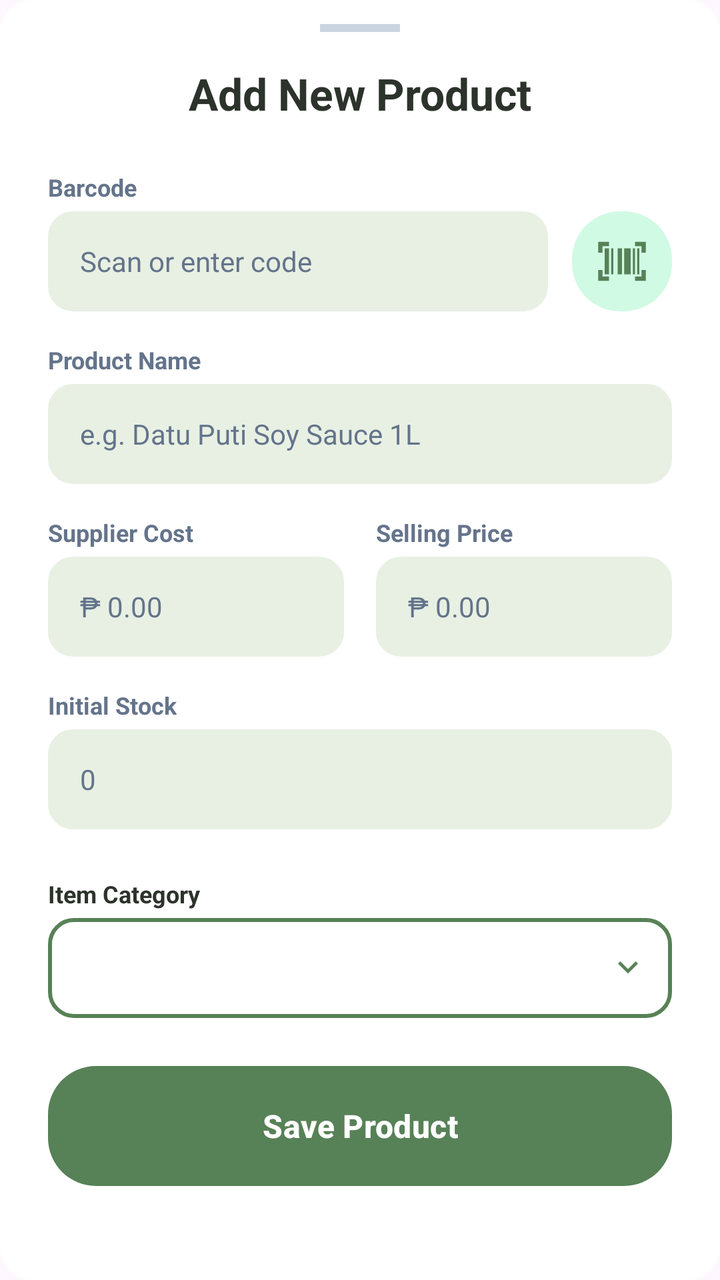
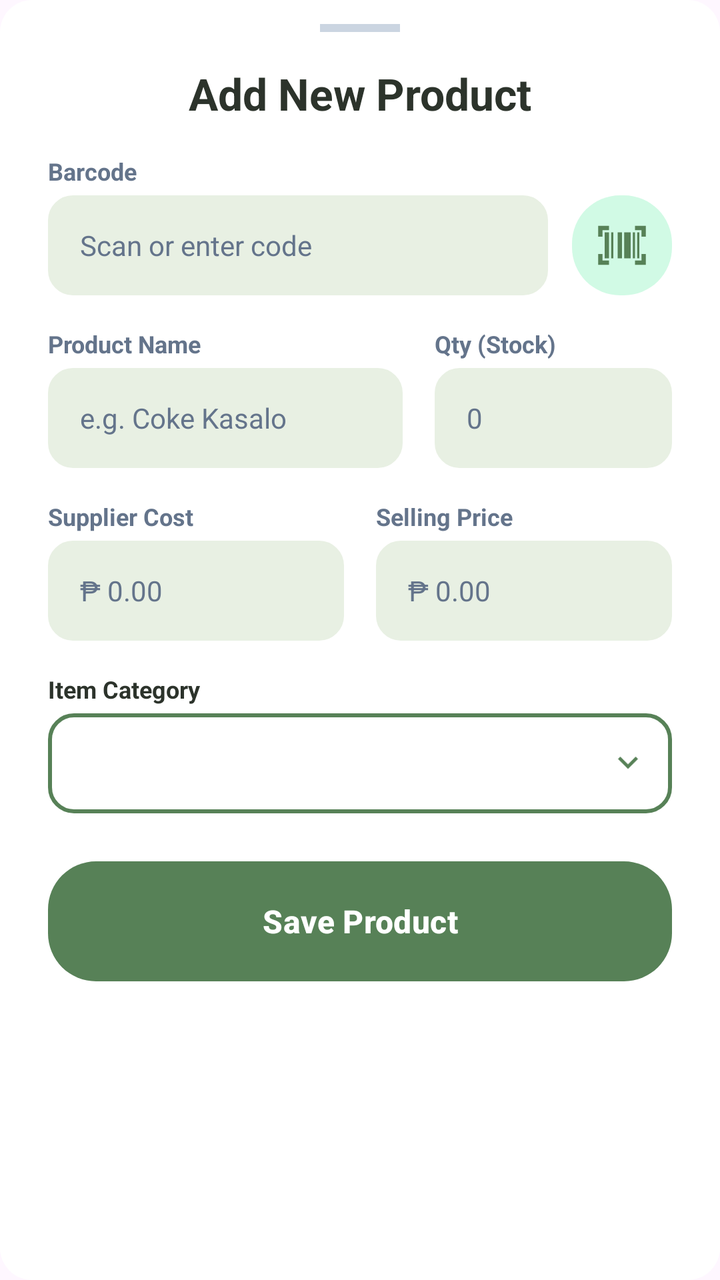

Before-and-after screenshots of an Android layout around one commit, followed by the original layout XML and the change that was made.
<!-- AndroidManifest.xml: application theme Theme.SariSariStoreApp -->
<!-- res/layout/layout_add_product_sheet.xml -->
<?xml version="1.0" encoding="utf-8"?>
<LinearLayout xmlns:android="http://schemas.android.com/apk/res/android"
    xmlns:app="http://schemas.android.com/apk/res-auto"
    android:layout_width="match_parent"
    android:layout_height="wrap_content"
    android:background="@drawable/bg_card_rounded"
    android:orientation="vertical"
    android:paddingTop="12dp">

    <View
        android:layout_width="40dp"
        android:layout_height="4dp"
        android:layout_gravity="center_horizontal"
        android:background="#CBD5E1"
        android:layout_marginBottom="16dp" />

    <TextView
        android:layout_width="match_parent"
        android:layout_height="wrap_content"
        android:text="Add New Product"
        android:textAlignment="center"
        android:textColor="@color/kanto_text_head"
        android:textSize="22sp"
        android:textStyle="bold"
        android:layout_marginBottom="24dp" />

    <LinearLayout
        android:layout_width="match_parent"
        android:layout_height="wrap_content"
        android:orientation="horizontal"
        android:paddingHorizontal="24dp"
        android:layout_marginBottom="16dp">

        <LinearLayout
            android:layout_width="0dp"
            android:layout_height="wrap_content"
            android:layout_weight="1"
            android:orientation="vertical"
            android:layout_marginEnd="12dp">
            <TextView android:layout_width="wrap_content" android:layout_height="wrap_content" android:text="Barcode" android:textColor="#64748B" android:textSize="12sp" android:textStyle="bold" android:layout_marginBottom="4dp" />

            <EditText android:id="@+id/etSheetBarcode" android:layout_width="match_parent" android:layout_height="50dp" android:background="@drawable/bg_rounded_input" android:backgroundTint="#E8F0E3" android:paddingHorizontal="16dp" android:hint="Scan or enter code" android:textSize="14sp" android:textColor="@color/kanto_text_head"

                android:textColorHint="#64748B"/>

        </LinearLayout>

        <ImageView
            android:id="@+id/btnSheetScan"
            android:layout_width="50dp"
            android:layout_height="50dp"
            android:layout_gravity="bottom"
            android:background="@drawable/bg_rounded_button"
            android:backgroundTint="#D1FAE5"
            android:src="@drawable/ic_barcodescanner"
            android:padding="12dp"
            app:tint="@color/kanto_primary" />
    </LinearLayout>

    <LinearLayout android:layout_width="match_parent" android:layout_height="wrap_content" android:orientation="vertical" android:paddingHorizontal="24dp" android:layout_marginBottom="16dp">
        <TextView android:layout_width="wrap_content" android:layout_height="wrap_content" android:text="Product Name" android:textColor="#64748B" android:textSize="12sp" android:textStyle="bold" android:layout_marginBottom="4dp"/>
        <EditText android:id="@+id/etSheetName" android:layout_width="match_parent" android:layout_height="50dp" android:background="@drawable/bg_rounded_input" android:backgroundTint="#E8F0E3" android:paddingHorizontal="16dp" android:hint="e.g. Datu Puti Soy Sauce 1L" android:inputType="textCapWords" android:textSize="14sp" android:textColor="@color/kanto_text_head"

            android:textColorHint="#64748B"/>
    </LinearLayout>

    <LinearLayout android:layout_width="match_parent" android:layout_height="wrap_content" android:orientation="horizontal" android:paddingHorizontal="24dp" android:layout_marginBottom="16dp">
        <LinearLayout android:layout_width="0dp" android:layout_height="wrap_content" android:layout_weight="1" android:orientation="vertical" android:layout_marginEnd="8dp">
            <TextView android:layout_width="wrap_content" android:layout_height="wrap_content" android:text="Supplier Cost" android:textColor="#64748B" android:textSize="12sp" android:textStyle="bold" android:layout_marginBottom="4dp"/>
            <EditText android:id="@+id/etSheetCost" android:layout_width="match_parent" android:layout_height="50dp" android:background="@drawable/bg_rounded_input" android:backgroundTint="#E8F0E3" android:paddingHorizontal="16dp" android:hint="₱ 0.00" android:inputType="numberDecimal" android:textSize="14sp" android:textColor="@color/kanto_text_head"

                android:textColorHint="#64748B"/>
        </LinearLayout>
        <LinearLayout android:layout_width="0dp" android:layout_height="wrap_content" android:layout_weight="1" android:orientation="vertical" android:layout_marginStart="8dp">
            <TextView android:layout_width="wrap_content" android:layout_height="wrap_content" android:text="Selling Price" android:textColor="#64748B" android:textSize="12sp" android:textStyle="bold" android:layout_marginBottom="4dp"/>
            <EditText android:id="@+id/etSheetSell" android:layout_width="match_parent" android:layout_height="50dp" android:textColor="@color/kanto_text_head"

                android:textColorHint="#64748B" android:background="@drawable/bg_rounded_input" android:backgroundTint="#E8F0E3" android:paddingHorizontal="16dp" android:hint="₱ 0.00" android:inputType="numberDecimal" android:textSize="14sp"/>
        </LinearLayout>
    </LinearLayout>

    <LinearLayout android:layout_width="match_parent" android:layout_height="wrap_content" android:orientation="vertical" android:paddingHorizontal="24dp" android:layout_marginBottom="24dp">
        <TextView android:layout_width="wrap_content" android:layout_height="wrap_content" android:text="Initial Stock" android:textColor="#64748B" android:textSize="12sp" android:textStyle="bold" android:layout_marginBottom="4dp"/>
        <EditText android:id="@+id/etSheetQty" android:layout_width="match_parent" android:layout_height="50dp" android:background="@drawable/bg_rounded_input" android:backgroundTint="#E8F0E3" android:paddingHorizontal="16dp" android:textColor="@color/kanto_text_head"

            android:textColorHint="#64748B" android:hint="0" android:inputType="number" android:textSize="14sp"/>
    </LinearLayout>

    <LinearLayout
        android:layout_width="match_parent"
        android:layout_height="wrap_content"
        android:orientation="vertical"
        android:paddingHorizontal="24dp"
        android:layout_marginBottom="24dp">

        <TextView
            android:layout_width="wrap_content"
            android:layout_height="wrap_content"
            android:text="Item Category"
            android:textColor="@color/kanto_text_head"
            android:textSize="12sp"
            android:textStyle="bold"
            android:layout_marginBottom="4dp"/>

        <RelativeLayout
            android:layout_width="match_parent"
            android:layout_height="50dp"
            android:background="@drawable/bg_spinner_outline">

            <Spinner
                android:id="@+id/spinnerCategory"
                android:layout_width="match_parent"
                android:layout_height="match_parent"
                android:background="@android:color/transparent"
                android:popupBackground="@color/white" />

            <ImageView
                android:layout_width="20dp"
                android:layout_height="20dp"
                android:layout_alignParentEnd="true"
                android:layout_centerVertical="true"
                android:layout_marginEnd="12dp"
                android:src="@drawable/ic_arrow_down"
                app:tint="@color/kanto_primary"
                android:importantForAccessibility="no"/>
        </RelativeLayout>
    </LinearLayout>
    <Button
        android:id="@+id/btnSheetSave"
        android:layout_width="match_parent"
        android:layout_height="60dp"
        android:layout_marginHorizontal="24dp"
        android:layout_marginBottom="24dp"
        android:background="@drawable/bg_rounded_button"
        android:text="Save Product"
        android:textColor="@color/white"
        android:textSize="16sp"
        android:textStyle="bold"
        app:backgroundTint="@color/kanto_primary" />
</LinearLayout>
<!-- resources referenced by this layout -->
<resources>
  <color name="kanto_primary">#578157</color>
  <color name="kanto_text_head">#2C332B</color>
  <color name="white">#FFFFFF</color>
  <!-- drawable bg_card_rounded (drawable) -->
  <?xml version="1.0" encoding="utf-8"?>
  <shape xmlns:android="http://schemas.android.com/apk/res/android">
      <solid android:color="@android:color/white" />
      <corners android:radius="16dp" /> </shape>
  <!-- drawable bg_rounded_button (drawable) -->
  <?xml version="1.0" encoding="utf-8"?>
  <ripple xmlns:android="http://schemas.android.com/apk/res/android"
      android:color="#33000000"> <item>
      <shape>
          <solid android:color="@color/white" />
          <corners android:radius="24dp" />
      </shape>
  </item>
  
  </ripple>
  <!-- drawable bg_rounded_input (drawable) -->
  <?xml version="1.0" encoding="utf-8"?>
  <selector xmlns:android="http://schemas.android.com/apk/res/android">
  
      <item android:state_focused="true">
          <shape>
              <solid android:color="#DDE5D8" />
              <corners android:radius="12dp" />
              <stroke android:width="2dp" android:color="@color/kanto_primary" />
              <padding android:left="16dp" android:top="12dp" android:right="16dp" android:bottom="12dp" />
          </shape>
      </item>
  
      <item>
          <shape>
              <solid android:color="#DDE5D8" />
              <corners android:radius="12dp" />
              <stroke android:width="1dp" android:color="#C5CEC0" />
              <padding android:left="16dp" android:top="12dp" android:right="16dp" android:bottom="12dp" />
          </shape>
      </item>
  
  </selector>
  <!-- drawable bg_spinner_outline (drawable) -->
  <?xml version="1.0" encoding="utf-8"?>
  <shape xmlns:android="http://schemas.android.com/apk/res/android">
  
      <solid android:color="@color/white" />
  
      <stroke android:width="2dp" android:color="@color/kanto_primary" />
      <corners android:radius="12dp" />
  </shape>
  <!-- drawable ic_arrow_down (drawable) -->
  <vector xmlns:android="http://schemas.android.com/apk/res/android"
      android:width="24dp"
      android:height="24dp"
      android:viewportWidth="960"
      android:viewportHeight="960">
    <path
        android:pathData="M480,616 L240,376l56,-56 184,184 184,-184 56,56 -240,240Z"
        android:fillColor="#578157"/>
  </vector>
  <!-- drawable ic_barcodescanner (drawable) -->
  <vector xmlns:android="http://schemas.android.com/apk/res/android"
      android:width="24dp"
      android:height="24dp"
      android:viewportWidth="960"
      android:viewportHeight="960">
    <path
        android:pathData="M40,840v-200h80v120h120v80L40,840ZM720,840v-80h120v-120h80v200L720,840ZM160,720v-480h80v480h-80ZM280,720v-480h40v480h-40ZM400,720v-480h80v480h-80ZM520,720v-480h120v480L520,720ZM680,720v-480h40v480h-40ZM760,720v-480h40v480h-40ZM40,320v-200h200v80L120,200v120L40,320ZM840,320v-120L720,200v-80h200v200h-80Z"
        android:fillColor="#578157"/>
  </vector>
  <style name="Theme.SariSariStoreApp" parent="Base.Theme.SariSariStoreApp" />
  <style name="Base.Theme.SariSariStoreApp" parent="Theme.Material3.DayNight.NoActionBar">
          <item name="colorPrimary">@color/kanto_primary</item>
  
          <item name="android:statusBarColor">@color/kanto_primary</item>
          <item name="colorControlActivated">@color/kanto_primary</item>
          <item name="android:windowLightStatusBar">false</item>
      </style>
</resources>

<!-- the commit's change to res/layout/layout_add_product_sheet.xml (unified diff, before → after) -->
@@ -22,119 +22,140 @@
         android:textColor="@color/kanto_text_head"
         android:textSize="22sp"
         android:textStyle="bold"
-        android:layout_marginBottom="24dp" />
+        android:layout_marginBottom="16dp" />
 
-    <LinearLayout
+    <androidx.core.widget.NestedScrollView
         android:layout_width="match_parent"
         android:layout_height="wrap_content"
-        android:orientation="horizontal"
-        android:paddingHorizontal="24dp"
-        android:layout_marginBottom="16dp">
+        android:fadeScrollbars="false">
 
         <LinearLayout
-            android:layout_width="0dp"
+            android:layout_width="match_parent"
             android:layout_height="wrap_content"
-            android:layout_weight="1"
-            android:orientation="vertical"
-            android:layout_marginEnd="12dp">
-            <TextView android:layout_width="wrap_content" android:layout_height="wrap_content" android:text="Barcode" android:textColor="#64748B" android:textSize="12sp" android:textStyle="bold" android:layout_marginBottom="4dp" />
+            android:orientation="vertical">
 
-            <EditText android:id="@+id/etSheetBarcode" android:layout_width="match_parent" android:layout_height="50dp" android:background="@drawable/bg_rounded_input" android:backgroundTint="#E8F0E3" android:paddingHorizontal="16dp" android:hint="Scan or enter code" android:textSize="14sp" android:textColor="@color/kanto_text_head"
+            <LinearLayout
+                android:layout_width="match_parent"
+                android:layout_height="wrap_content"
+                android:orientation="horizontal"
+                android:paddingHorizontal="24dp"
+                android:layout_marginBottom="16dp">
 
-                android:textColorHint="#64748B"/>
+                <LinearLayout
+                    android:layout_width="0dp"
+                    android:layout_height="wrap_content"
+                    android:layout_weight="1"
+                    android:orientation="vertical"
+                    android:layout_marginEnd="12dp">
+                    <TextView android:layout_width="wrap_content" android:layout_height="wrap_content" android:text="Barcode" android:textColor="#64748B" android:textSize="12sp" android:textStyle="bold" android:layout_marginBottom="4dp" />
+                    <EditText android:id="@+id/etSheetBarcode" android:layout_width="match_parent" android:layout_height="50dp" android:background="@drawable/bg_rounded_input" android:backgroundTint="#E8F0E3" android:paddingHorizontal="16dp" android:hint="Scan or enter code" android:textSize="14sp" android:textColor="@color/kanto_text_head" android:textColorHint="#64748B"/>
+                </LinearLayout>
+
+                <ImageView
+                    android:id="@+id/btnSheetScan"
+                    android:layout_width="50dp"
+                    android:layout_height="50dp"
+                    android:layout_gravity="bottom"
+                    android:background="@drawable/bg_rounded_button"
+                    android:backgroundTint="#D1FAE5"
+                    android:src="@drawable/ic_barcodescanner"
+                    android:padding="12dp"
+                    app:tint="@color/kanto_primary" />
+            </LinearLayout>
+
+            <LinearLayout
+                android:layout_width="match_parent"
+                android:layout_height="wrap_content"
+                android:orientation="horizontal"
+                android:paddingHorizontal="24dp"
+                android:layout_marginBottom="16dp"
+                android:baselineAligned="false">
+
+                <LinearLayout
+                    android:layout_width="0dp"
+                    android:layout_height="wrap_content"
+                    android:layout_weight="1.5"
+                    android:orientation="vertical"
+                    android:layout_marginEnd="8dp">
+                    <TextView android:layout_width="wrap_content" android:layout_height="wrap_content" android:text="Product Name" android:textColor="#64748B" android:textSize="12sp" android:textStyle="bold" android:layout_marginBottom="4dp"/>
+                    <EditText android:id="@+id/etSheetName" android:layout_width="match_parent" android:layout_height="50dp" android:background="@drawable/bg_rounded_input" android:backgroundTint="#E8F0E3" android:paddingHorizontal="16dp" android:hint="e.g. Coke Kasalo" android:inputType="textCapWords" android:textSize="14sp" android:textColor="@color/kanto_text_head" android:textColorHint="#64748B"/>
+                </LinearLayout>
+
+                <LinearLayout
+                    android:layout_width="0dp"
+                    android:layout_height="wrap_content"
+                    android:layout_weight="1"
+                    android:orientation="vertical"
+                    android:layout_marginStart="8dp">
+                    <TextView android:layout_width="wrap_content" android:layout_height="wrap_content" android:text="Qty (Stock)" android:textColor="#64748B" android:textSize="12sp" android:textStyle="bold" android:layout_marginBottom="4dp"/>
+                    <EditText android:id="@+id/etSheetQty" android:layout_width="match_parent" android:layout_height="50dp" android:background="@drawable/bg_rounded_input" android:backgroundTint="#E8F0E3" android:paddingHorizontal="16dp" android:textColor="@color/kanto_text_head" android:textColorHint="#64748B" android:hint="0" android:inputType="number" android:textSize="14sp"/>
+                </LinearLayout>
+            </LinearLayout>
+
+            <LinearLayout android:layout_width="match_parent" android:layout_height="wrap_content" android:orientation="horizontal" android:paddingHorizontal="24dp" android:layout_marginBottom="16dp">
+                <LinearLayout android:layout_width="0dp" android:layout_height="wrap_content" android:layout_weight="1" android:orientation="vertical" android:layout_marginEnd="8dp">
+                    <TextView android:layout_width="wrap_content" android:layout_height="wrap_content" android:text="Supplier Cost" android:textColor="#64748B" android:textSize="12sp" android:textStyle="bold" android:layout_marginBottom="4dp"/>
+                    <EditText android:id="@+id/etSheetCost" android:layout_width="match_parent" android:layout_height="50dp" android:background="@drawable/bg_rounded_input" android:backgroundTint="#E8F0E3" android:paddingHorizontal="16dp" android:hint="₱ 0.00" android:inputType="numberDecimal" android:textSize="14sp" android:textColor="@color/kanto_text_head" android:textColorHint="#64748B"/>
+                </LinearLayout>
+                <LinearLayout android:layout_width="0dp" android:layout_height="wrap_content" android:layout_weight="1" android:orientation="vertical" android:layout_marginStart="8dp">
+                    <TextView android:layout_width="wrap_content" android:layout_height="wrap_content" android:text="Selling Price" android:textColor="#64748B" android:textSize="12sp" android:textStyle="bold" android:layout_marginBottom="4dp"/>
+                    <EditText android:id="@+id/etSheetSell" android:layout_width="match_parent" android:layout_height="50dp" android:textColor="@color/kanto_text_head" android:textColorHint="#64748B" android:background="@drawable/bg_rounded_input" android:backgroundTint="#E8F0E3" android:paddingHorizontal="16dp" android:hint="₱ 0.00" android:inputType="numberDecimal" android:textSize="14sp"/>
+                </LinearLayout>
+            </LinearLayout>
+
+            <LinearLayout
+                android:layout_width="match_parent"
+                android:layout_height="wrap_content"
+                android:orientation="vertical"
+                android:paddingHorizontal="24dp"
+                android:layout_marginBottom="24dp">
+
+                <TextView
+                    android:layout_width="wrap_content"
+                    android:layout_height="wrap_content"
+                    android:text="Item Category"
+                    android:textColor="@color/kanto_text_head"
+                    android:textSize="12sp"
+                    android:textStyle="bold"
+                    android:layout_marginBottom="4dp"/>
+
+                <RelativeLayout
+                    android:layout_width="match_parent"
+                    android:layout_height="50dp"
+                    android:background="@drawable/bg_spinner_outline">
+
+                    <Spinner
+                        android:id="@+id/spinnerCategory"
+                        android:layout_width="match_parent"
+                        android:layout_height="match_parent"
+                        android:background="@android:color/transparent"
+                        android:popupBackground="@color/white" />
+
+                    <ImageView
+                        android:layout_width="20dp"
+                        android:layout_height="20dp"
+                        android:layout_alignParentEnd="true"
+                        android:layout_centerVertical="true"
+                        android:layout_marginEnd="12dp"
+                        android:src="@drawable/ic_arrow_down"
+                        app:tint="@color/kanto_primary"
+                        android:importantForAccessibility="no"/>
+                </RelativeLayout>
+            </LinearLayout>
+
+            <Button
+                android:id="@+id/btnSheetSave"
+                android:layout_width="match_parent"
+                android:layout_height="60dp"
+                android:layout_marginHorizontal="24dp"
+                android:layout_marginBottom="24dp"
+                android:background="@drawable/bg_rounded_button"
+                android:text="Save Product"
+                android:textColor="@color/white"
+                android:textSize="16sp"
+                android:textStyle="bold"
+                app:backgroundTint="@color/kanto_primary" />
 
         </LinearLayout>
-
-        <ImageView
-            android:id="@+id/btnSheetScan"
-            android:layout_width="50dp"
-            android:layout_height="50dp"
-            android:layout_gravity="bottom"
-            android:background="@drawable/bg_rounded_button"
-            android:backgroundTint="#D1FAE5"
-            android:src="@drawable/ic_barcodescanner"
-            android:padding="12dp"
-            app:tint="@color/kanto_primary" />
-    </LinearLayout>
-
-    <LinearLayout android:layout_width="match_parent" android:layout_height="wrap_content" android:orientation="vertical" android:paddingHorizontal="24dp" android:layout_marginBottom="16dp">
-        <TextView android:layout_width="wrap_content" android:layout_height="wrap_content" android:text="Product Name" android:textColor="#64748B" android:textSize="12sp" android:textStyle="bold" android:layout_marginBottom="4dp"/>
-        <EditText android:id="@+id/etSheetName" android:layout_width="match_parent" android:layout_height="50dp" android:background="@drawable/bg_rounded_input" android:backgroundTint="#E8F0E3" android:paddingHorizontal="16dp" android:hint="e.g. Datu Puti Soy Sauce 1L" android:inputType="textCapWords" android:textSize="14sp" android:textColor="@color/kanto_text_head"
-
-            android:textColorHint="#64748B"/>
-    </LinearLayout>
-
-    <LinearLayout android:layout_width="match_parent" android:layout_height="wrap_content" android:orientation="horizontal" android:paddingHorizontal="24dp" android:layout_marginBottom="16dp">
-        <LinearLayout android:layout_width="0dp" android:layout_height="wrap_content" android:layout_weight="1" android:orientation="vertical" android:layout_marginEnd="8dp">
-            <TextView android:layout_width="wrap_content" android:layout_height="wrap_content" android:text="Supplier Cost" android:textColor="#64748B" android:textSize="12sp" android:textStyle="bold" android:layout_marginBottom="4dp"/>
-            <EditText android:id="@+id/etSheetCost" android:layout_width="match_parent" android:layout_height="50dp" android:background="@drawable/bg_rounded_input" android:backgroundTint="#E8F0E3" android:paddingHorizontal="16dp" android:hint="₱ 0.00" android:inputType="numberDecimal" android:textSize="14sp" android:textColor="@color/kanto_text_head"
-
-                android:textColorHint="#64748B"/>
-        </LinearLayout>
-        <LinearLayout android:layout_width="0dp" android:layout_height="wrap_content" android:layout_weight="1" android:orientation="vertical" android:layout_marginStart="8dp">
-            <TextView android:layout_width="wrap_content" android:layout_height="wrap_content" android:text="Selling Price" android:textColor="#64748B" android:textSize="12sp" android:textStyle="bold" android:layout_marginBottom="4dp"/>
-            <EditText android:id="@+id/etSheetSell" android:layout_width="match_parent" android:layout_height="50dp" android:textColor="@color/kanto_text_head"
-
-                android:textColorHint="#64748B" android:background="@drawable/bg_rounded_input" android:backgroundTint="#E8F0E3" android:paddingHorizontal="16dp" android:hint="₱ 0.00" android:inputType="numberDecimal" android:textSize="14sp"/>
-        </LinearLayout>
-    </LinearLayout>
-
-    <LinearLayout android:layout_width="match_parent" android:layout_height="wrap_content" android:orientation="vertical" android:paddingHorizontal="24dp" android:layout_marginBottom="24dp">
-        <TextView android:layout_width="wrap_content" android:layout_height="wrap_content" android:text="Initial Stock" android:textColor="#64748B" android:textSize="12sp" android:textStyle="bold" android:layout_marginBottom="4dp"/>
-        <EditText android:id="@+id/etSheetQty" android:layout_width="match_parent" android:layout_height="50dp" android:background="@drawable/bg_rounded_input" android:backgroundTint="#E8F0E3" android:paddingHorizontal="16dp" android:textColor="@color/kanto_text_head"
-
-            android:textColorHint="#64748B" android:hint="0" android:inputType="number" android:textSize="14sp"/>
-    </LinearLayout>
-
-    <LinearLayout
-        android:layout_width="match_parent"
-        android:layout_height="wrap_content"
-        android:orientation="vertical"
-        android:paddingHorizontal="24dp"
-        android:layout_marginBottom="24dp">
-
-        <TextView
-            android:layout_width="wrap_content"
-            android:layout_height="wrap_content"
-            android:text="Item Category"
-            android:textColor="@color/kanto_text_head"
-            android:textSize="12sp"
-            android:textStyle="bold"
-            android:layout_marginBottom="4dp"/>
-
-        <RelativeLayout
-            android:layout_width="match_parent"
-            android:layout_height="50dp"
-            android:background="@drawable/bg_spinner_outline">
-
-            <Spinner
-                android:id="@+id/spinnerCategory"
-                android:layout_width="match_parent"
-                android:layout_height="match_parent"
-                android:background="@android:color/transparent"
-                android:popupBackground="@color/white" />
-
-            <ImageView
-                android:layout_width="20dp"
-                android:layout_height="20dp"
-                android:layout_alignParentEnd="true"
-                android:layout_centerVertical="true"
-                android:layout_marginEnd="12dp"
-                android:src="@drawable/ic_arrow_down"
-                app:tint="@color/kanto_primary"
-                android:importantForAccessibility="no"/>
-        </RelativeLayout>
-    </LinearLayout>
-    <Button
-        android:id="@+id/btnSheetSave"
-        android:layout_width="match_parent"
-        android:layout_height="60dp"
-        android:layout_marginHorizontal="24dp"
-        android:layout_marginBottom="24dp"
-        android:background="@drawable/bg_rounded_button"
-        android:text="Save Product"
-        android:textColor="@color/white"
-        android:textSize="16sp"
-        android:textStyle="bold"
-        app:backgroundTint="@color/kanto_primary" />
+    </androidx.core.widget.NestedScrollView>
 </LinearLayout>
